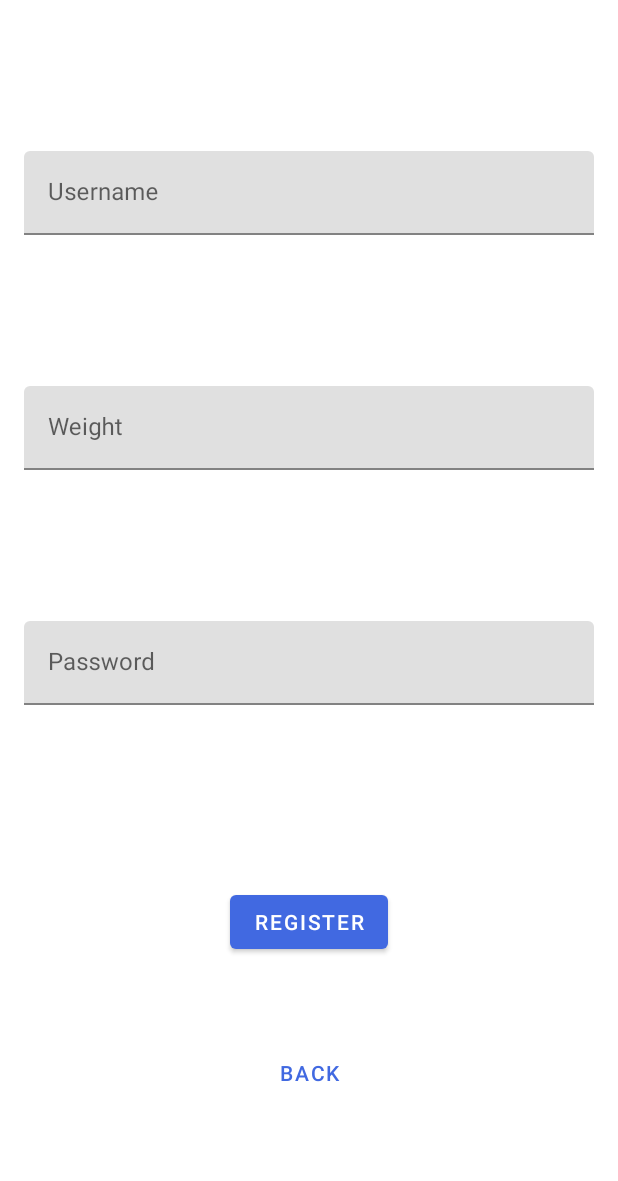
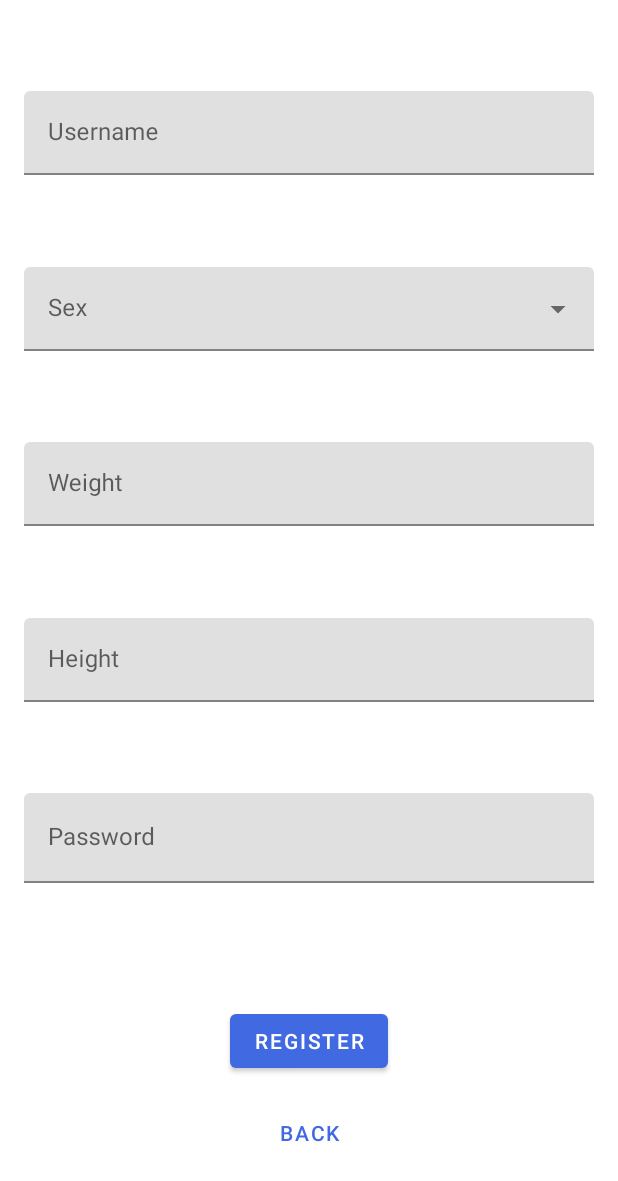
Before and after one commit to kcprnoj/TrainingApp, an Android app: the RegisterFragment screen opened through its navigation route, on a phone screen of 412 x 824 dp. Shown: the top 1181 px of the screen. Run offline under Robolectric (Android 15) with nearby library versions, the phone set to English and light mode, and no system bars; our stand-ins replace data binding, navigation-ui; libraries missing offline, so code that uses them is left out: ua.naiksoftware.stomp; 5 statements that could not run were skipped.

Commit message:
Change registration etc

```diff
--- a/app/src/main/java/com/trainingapp/ui/fragments/RegisterFragment.kt
+++ b/app/src/main/java/com/trainingapp/ui/fragments/RegisterFragment.kt
@@ -7,6 +7,8 @@ import androidx.fragment.app.Fragment
 import android.view.LayoutInflater
 import android.view.View
 import android.view.ViewGroup
+import android.widget.ArrayAdapter
+import android.widget.AutoCompleteTextView
 import androidx.databinding.DataBindingUtil
 import androidx.lifecycle.ViewModelProvider
 import androidx.navigation.fragment.findNavController
@@ -25,39 +27,46 @@ import org.json.JSONObject
 class RegisterFragment : Fragment() {
 
     private lateinit var binding: FragmentRegisterBinding
-    private lateinit var viewModel: RegisterViewModel
 
-    @SuppressLint("CheckResult")
     override fun onCreateView(
         inflater: LayoutInflater, container: ViewGroup?,
         savedInstanceState: Bundle?
     ): View {
         binding = DataBindingUtil.inflate(inflater, R.layout.fragment_register, container, false)
-        viewModel = ViewModelProvider(this).get(RegisterViewModel::class.java)
-        binding.registerViewModel = viewModel
         binding.lifecycleOwner = this
 
-        (activity as MainActivity).stompClient.topic("/user/queue/register").subscribe( { topicMessage ->
-            val reply = JSONObject(topicMessage.payload)
-            when {
-                reply.getString("Successful") == "True" -> {
-                    findNavController().navigate(RegisterFragmentDirections.actionRegisterFragmentToLoginFragment())
-                }
-                else -> {
-                    Log.d("Login", "Failed")
-                }
-            }
-        }, {})
+        setClientObservers()
+        setListeners()
 
+        val items = listOf(resources.getString(R.string.male), resources.getString(R.string.female), resources.getString(R.string.other))
+        val adapter = ArrayAdapter(requireContext(), R.layout.list_item, items)
+        binding.sexAuto.setAdapter(adapter)
+
+        return binding.root
+    }
+
+    private fun setListeners() {
         binding.registerButton.setOnClickListener {
             val username = username_text_input_layout.editText?.text.toString()
             val password = password_text_input_layout.editText?.text.toString()
             val weight = weight_text_input_layout.editText?.text.toString()
+            val height = height_text_input_layout.editText?.text.toString()
+            var sex = sex_text_input_layout.editText?.text.toString()
+
+            sex = if (sex == resources.getString(R.string.male)) {
+                "male"
+            } else if (sex == resources.getString(R.string.female)) {
+                "female"
+            } else {
+                "other"
+            }
 
             val jsonObject = JSONObject()
             jsonObject.put("login", username)
             jsonObject.put("password", password)
             jsonObject.put("weight", weight)
+            jsonObject.put("height", height)
+            jsonObject.put("sex", sex)
 
             (activity as MainActivity).stompClient.send("/app/register",  jsonObject.toString()).subscribe({ }, {
                 Log.d("Login", "Server Error")
@@ -68,7 +77,20 @@ class RegisterFragment : Fragment() {
         binding.backButton.setOnClickListener{
             findNavController().navigate(RegisterFragmentDirections.actionRegisterFragmentToLoginFragment())
         }
+    }
 
-        return binding.root
+    @SuppressLint("CheckResult")
+    private fun setClientObservers() {
+        (activity as MainActivity).stompClient.topic("/user/queue/register").subscribe( { topicMessage ->
+            val reply = JSONObject(topicMessage.payload)
+            when {
+                reply.getString("Successful") == "True" -> {
+                    findNavController().navigate(RegisterFragmentDirections.actionRegisterFragmentToLoginFragment())
+                }
+                else -> {
+                    Log.d("Register", "Failed")
+                }
+            }
+        }, {})
     }
 }
--- a/app/src/main/res/layout/fragment_register.xml
+++ b/app/src/main/res/layout/fragment_register.xml
@@ -6,6 +6,7 @@
             name="registerViewModel"
             type="com.trainingapp.viewmodels.RegisterViewModel" />
     </data>
+
     <androidx.constraintlayout.widget.ConstraintLayout
         android:layout_width="match_parent"
         android:layout_height="match_parent">
@@ -14,16 +15,15 @@
             android:id="@+id/guideline_left"
             android:layout_width="wrap_content"
             android:layout_height="wrap_content"
-            app:layout_constraintGuide_begin="16dp"
-            android:orientation="vertical"/>
+            android:orientation="vertical"
+            app:layout_constraintGuide_begin="16dp" />
 
         <androidx.constraintlayout.widget.Guideline
             android:id="@+id/guideline_right"
             android:layout_width="wrap_content"
             android:layout_height="wrap_content"
-            app:layout_constraintGuide_end="16dp"
-            android:orientation="vertical"/>
-
+            android:orientation="vertical"
+            app:layout_constraintGuide_end="16dp" />
 
 
         <com.google.android.material.textfield.TextInputLayout
@@ -31,10 +31,10 @@
             android:layout_width="0dp"
             android:layout_height="wrap_content"
             android:hint="@string/hint_username"
-            app:layout_constraintBottom_toTopOf="@+id/weight_text_input_layout"
-            app:layout_constraintTop_toTopOf="parent"
+            app:layout_constraintBottom_toTopOf="@+id/sex_text_input_layout"
+            app:layout_constraintEnd_toEndOf="@+id/guideline_right"
             app:layout_constraintStart_toStartOf="@+id/guideline_left"
-            app:layout_constraintEnd_toEndOf="@+id/guideline_right">
+            app:layout_constraintTop_toTopOf="parent">
 
             <com.google.android.material.textfield.TextInputEditText
                 android:id="@+id/username_input"
@@ -43,17 +43,54 @@
         </com.google.android.material.textfield.TextInputLayout>
 
         <com.google.android.material.textfield.TextInputLayout
+            android:id="@+id/sex_text_input_layout"
+            style="@style/Widget.MaterialComponents.TextInputLayout.FilledBox.ExposedDropdownMenu"
+            android:layout_width="0dp"
+            android:layout_height="wrap_content"
+            app:layout_constraintBottom_toTopOf="@+id/weight_text_input_layout"
+            app:layout_constraintEnd_toEndOf="@+id/guideline_right"
+            app:layout_constraintStart_toStartOf="@+id/guideline_left"
+            app:layout_constraintTop_toBottomOf="@+id/username_text_input_layout">
+
+            <AutoCompleteTextView
+                android:id="@+id/sex_auto"
+                android:layout_width="match_parent"
+                android:layout_height="wrap_content"
+                android:inputType="none"
+                android:hint="@string/label_sex"
+                />
+        </com.google.android.material.textfield.TextInputLayout>
+
+
+        <com.google.android.material.textfield.TextInputLayout
             android:id="@+id/weight_text_input_layout"
             android:layout_width="0dp"
             android:layout_height="wrap_content"
             android:hint="@string/hint_weight"
-            app:layout_constraintBottom_toTopOf="@+id/password_text_input_layout"
-            app:layout_constraintTop_toBottomOf="@+id/username_text_input_layout"
+            app:layout_constraintBottom_toTopOf="@+id/height_text_input_layout"
+            app:layout_constraintEnd_toEndOf="@+id/guideline_right"
             app:layout_constraintStart_toStartOf="@+id/guideline_left"
-            app:layout_constraintEnd_toEndOf="@+id/guideline_right">
+            app:layout_constraintTop_toBottomOf="@+id/sex_text_input_layout">
 
             <com.google.android.material.textfield.TextInputEditText
                 android:id="@+id/weight_input"
+                android:layout_width="match_parent"
+                android:layout_height="wrap_content"
+                android:inputType="numberDecimal" />
+        </com.google.android.material.textfield.TextInputLayout>
+
+        <com.google.android.material.textfield.TextInputLayout
+            android:id="@+id/height_text_input_layout"
+            android:layout_width="0dp"
+            android:layout_height="wrap_content"
+            android:hint="@string/hint_height"
+            app:layout_constraintBottom_toTopOf="@+id/password_text_input_layout"
+            app:layout_constraintEnd_toEndOf="@+id/guideline_right"
+            app:layout_constraintStart_toStartOf="@+id/guideline_left"
+            app:layout_constraintTop_toBottomOf="@+id/weight_text_input_layout">
+
+            <com.google.android.material.textfield.TextInputEditText
+                android:id="@+id/height_input"
                 android:layout_width="match_parent"
                 android:layout_height="wrap_content"
                 android:inputType="numberDecimal" />
@@ -64,42 +101,40 @@
             android:layout_width="0dp"
             android:layout_height="wrap_content"
             android:hint="@string/hint_password"
+            app:errorEnabled="true"
             app:layout_constraintBottom_toBottomOf="@+id/register_button"
-            app:layout_constraintTop_toBottomOf="@+id/weight_text_input_layout"
+            app:layout_constraintEnd_toEndOf="@+id/guideline_right"
             app:layout_constraintStart_toStartOf="@+id/guideline_left"
-            app:layout_constraintEnd_toEndOf="@+id/guideline_right"
-            app:errorEnabled="true">
+            app:layout_constraintTop_toBottomOf="@+id/height_text_input_layout">
 
             <com.google.android.material.textfield.TextInputEditText
                 android:id="@+id/password_input"
                 android:layout_width="match_parent"
-                android:layout_height="wrap_content"
-                android:inputType="textPassword"/>
+                android:layout_height="60dp"
+                android:inputType="textPassword" />
         </com.google.android.material.textfield.TextInputLayout>
-
-
 
         <com.google.android.material.button.MaterialButton
             android:id="@+id/register_button"
             android:layout_width="wrap_content"
             android:layout_height="wrap_content"
+            android:text="@string/button_register"
             app:layout_constraintBottom_toBottomOf="@+id/back_button"
-            app:layout_constraintTop_toBottomOf="@+id/password_text_input_layout"
+            app:layout_constraintEnd_toEndOf="@+id/guideline_right"
             app:layout_constraintStart_toStartOf="@+id/guideline_left"
-            app:layout_constraintEnd_toEndOf="@+id/guideline_right"
-            android:text="@string/button_register" />
+            app:layout_constraintTop_toBottomOf="@+id/password_text_input_layout" />
 
         <com.google.android.material.button.MaterialButton
             android:id="@+id/back_button"
             style="@style/Widget.MaterialComponents.Button.TextButton"
             android:layout_width="wrap_content"
             android:layout_height="wrap_content"
+            android:layout_marginBottom="@dimen/big_margin"
+            android:text="@string/button_back"
             app:layout_constraintBottom_toBottomOf="parent"
-            app:layout_constraintTop_toBottomOf="@+id/register_button"
+            app:layout_constraintEnd_toEndOf="@+id/guideline_right"
             app:layout_constraintStart_toStartOf="@+id/guideline_left"
-            app:layout_constraintEnd_toEndOf="@+id/guideline_right"
-            android:text="@string/button_back"
-            android:layout_marginBottom="@dimen/big_margin"/>
+            app:layout_constraintTop_toBottomOf="@+id/register_button" />
 
     </androidx.constraintlayout.widget.ConstraintLayout>
 </layout>
--- a/app/src/main/res/values/strings.xml
+++ b/app/src/main/res/values/strings.xml
@@ -25,6 +25,7 @@
     <string name="button_back">Back</string>
     <string name="hint_email">E-mail</string>
     <string name="hint_weight">Weight</string>
+    <string name="hint_height">Height</string>
     <string name="distance_each_day">Distance each day</string>
     <string name="hint_change_username">Change Username</string>
     <string name="hint_change_email">Change E-mail</string>
@@ -37,4 +38,8 @@
     <string name="set_notification">Set Notification</string>
     <string name="change_application_appearance">Change Application Appearance</string>
     <string name="modify_account">Modify Account</string>
+    <string name="label_sex">Sex</string>
+    <string name="male">Male</string>
+    <string name="female">Female</string>
+    <string name="other">Other</string>
 </resources>
```
Also changed, not shown: app/src/main/java/com/trainingapp/ui/fragments/ModifyAccountFragment.kt (+11 -1 lines), app/src/main/res/layout/fragment_modify_account.xml (+16 -13 lines), app/src/main/res/layout/list_item.xml (added, +7 -0 lines).
